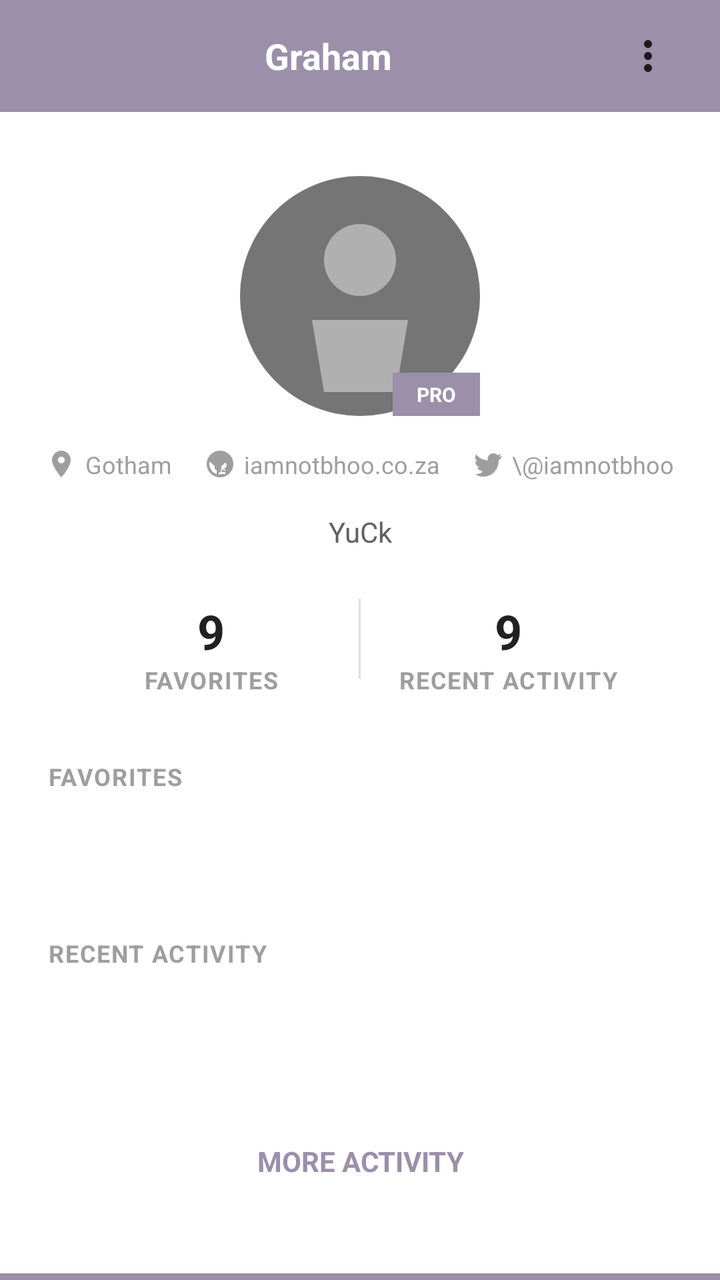
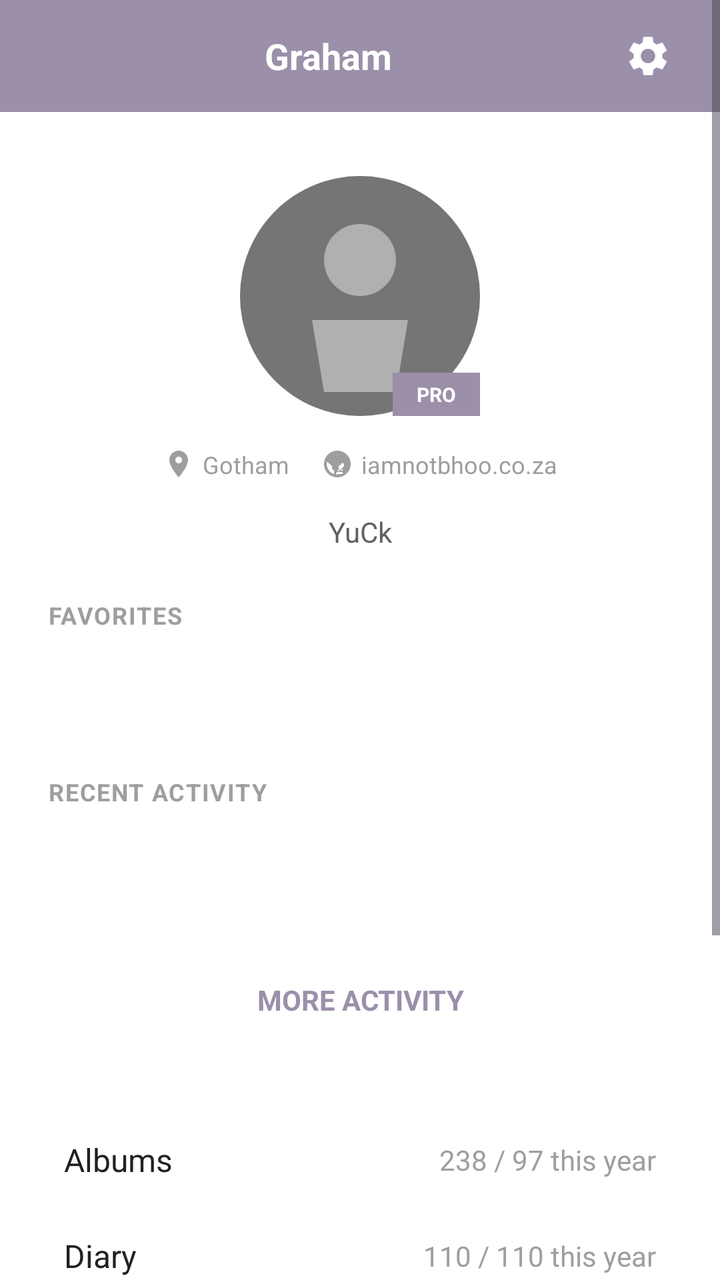

Screens rendered from an Android XML layout before and after an edit, with the pre-edit source and the edit as a unified diff.
<!-- AndroidManifest.xml: application theme Theme.MusicReviewApp -->
<!-- res/layout/fragment_profile.xml -->
<?xml version="1.0" encoding="utf-8"?>
<ScrollView xmlns:android="http://schemas.android.com/apk/res/android"
    xmlns:app="http://schemas.android.com/apk/res-auto"
    android:layout_width="match_parent"
    android:layout_height="match_parent"
    android:background="#9B8FAA"
    android:fillViewport="true">

    <LinearLayout
        android:layout_width="match_parent"
        android:layout_height="wrap_content"
        android:orientation="vertical"
        android:padding="0dp">

        
        <LinearLayout
            android:layout_width="match_parent"
            android:layout_height="56dp"
            android:orientation="horizontal"
            android:gravity="center_vertical"
            android:paddingStart="16dp"
            android:paddingEnd="16dp"
            android:background="#9B8FAA">


            <TextView
                android:id="@+id/header_username"
                android:layout_width="0dp"
                android:layout_height="wrap_content"
                android:layout_weight="1"
                android:text="Graham"
                android:textColor="@android:color/white"
                android:textSize="18sp"
                android:textStyle="bold"
                android:gravity="center"
                android:layout_marginStart="8dp" />

            <ImageView
                android:id="@+id/menu_button"
                android:layout_width="40dp"
                android:layout_height="40dp"
                android:src="@drawable/ic_more_vert"
                android:padding="8dp"
                android:contentDescription="Menu" />
        </LinearLayout>

        
        <LinearLayout
            android:layout_width="match_parent"
            android:layout_height="wrap_content"
            android:orientation="vertical"
            android:background="@android:color/white"
            android:paddingTop="32dp"
            android:paddingBottom="32dp">

            
            <FrameLayout
                android:layout_width="wrap_content"
                android:layout_height="wrap_content"
                android:layout_gravity="center_horizontal"
                android:layout_marginBottom="16dp">

                <ImageView
                    android:id="@+id/profile_image"
                    android:layout_width="120dp"
                    android:layout_height="120dp"
                    android:src="@drawable/placeholder_profile"
                    android:scaleType="centerCrop"
                    android:background="@drawable/circle_background" />

                <TextView
                    android:id="@+id/user_badge"
                    android:layout_width="wrap_content"
                    android:layout_height="wrap_content"
                    android:layout_gravity="bottom|end"
                    android:text="PRO"
                    android:textColor="@android:color/white"
                    android:background="#9B8FAA"
                    android:paddingStart="12dp"
                    android:paddingEnd="12dp"
                    android:paddingTop="4dp"
                    android:paddingBottom="4dp"
                    android:textSize="10sp"
                    android:textStyle="bold" />
            </FrameLayout>

            
            <LinearLayout
                android:layout_width="wrap_content"
                android:layout_height="wrap_content"
                android:layout_gravity="center_horizontal"
                android:orientation="horizontal"
                android:layout_marginBottom="16dp">

                <ImageView
                    android:layout_width="16dp"
                    android:layout_height="16dp"
                    android:src="@drawable/ic_location"
                    app:tint="#9E9E9E"
                    android:layout_marginEnd="4dp" />

                <TextView
                    android:id="@+id/user_location"
                    android:layout_width="wrap_content"
                    android:layout_height="wrap_content"
                    android:text="Gotham"
                    android:textColor="#9E9E9E"
                    android:textSize="12sp"
                    android:layout_marginEnd="16dp" />

                <ImageView
                    android:layout_width="16dp"
                    android:layout_height="16dp"
                    android:src="@drawable/ic_web"
                    app:tint="#9E9E9E"
                    android:layout_marginEnd="4dp" />

                <TextView
                    android:id="@+id/user_website"
                    android:layout_width="wrap_content"
                    android:layout_height="wrap_content"
                    android:text="iamnotbhoo.co.za"
                    android:textColor="#9E9E9E"
                    android:textSize="12sp"
                    android:layout_marginEnd="16dp" />

                <ImageView
                    android:layout_width="16dp"
                    android:layout_height="16dp"
                    android:src="@drawable/ic_twitter"
                    app:tint="#9E9E9E"
                    android:layout_marginEnd="4dp" />

                <TextView
                    android:id="@+id/user_twitter"
                    android:layout_width="wrap_content"
                    android:layout_height="wrap_content"
                    android:text="\@iamnotbhoo"
                    android:textColor="#9E9E9E"
                    android:textSize="12sp" />
            </LinearLayout>

            
            <TextView
                android:id="@+id/user_bio"
                android:layout_width="match_parent"
                android:layout_height="wrap_content"
                android:text="YuCk"
                android:textColor="#616161"
                android:textSize="14sp"
                android:gravity="center"
                android:lineSpacingExtra="4dp"
                android:paddingStart="32dp"
                android:paddingEnd="32dp"
                android:layout_marginBottom="24dp" />

            
            <LinearLayout
                android:layout_width="match_parent"
                android:layout_height="wrap_content"
                android:orientation="horizontal"
                android:paddingStart="32dp"
                android:paddingEnd="32dp"
                android:layout_marginBottom="32dp">

                <LinearLayout
                    android:layout_width="0dp"
                    android:layout_height="wrap_content"
                    android:layout_weight="1"
                    android:orientation="vertical"
                    android:gravity="center">

                    <TextView
                        android:id="@+id/favorites_count"
                        android:layout_width="wrap_content"
                        android:layout_height="wrap_content"
                        android:text="9"
                        android:textColor="#212121"
                        android:textSize="24sp"
                        android:textStyle="bold" />

                    <TextView
                        android:layout_width="wrap_content"
                        android:layout_height="wrap_content"
                        android:text="FAVORITES"
                        android:textColor="#9E9E9E"
                        android:textSize="12sp"
                        android:textStyle="bold"
                        android:letterSpacing="0.05" />
                </LinearLayout>

                <View
                    android:layout_width="1dp"
                    android:layout_height="40dp"
                    android:background="#E0E0E0" />

                <LinearLayout
                    android:layout_width="0dp"
                    android:layout_height="wrap_content"
                    android:layout_weight="1"
                    android:orientation="vertical"
                    android:gravity="center">

                    <TextView
                        android:id="@+id/recent_activity_count"
                        android:layout_width="wrap_content"
                        android:layout_height="wrap_content"
                        android:text="9"
                        android:textColor="#212121"
                        android:textSize="24sp"
                        android:textStyle="bold" />

                    <TextView
                        android:layout_width="wrap_content"
                        android:layout_height="wrap_content"
                        android:text="RECENT ACTIVITY"
                        android:textColor="#9E9E9E"
                        android:textSize="12sp"
                        android:textStyle="bold"
                        android:letterSpacing="0.05" />
                </LinearLayout>
            </LinearLayout>

            
            <TextView
                android:layout_width="match_parent"
                android:layout_height="wrap_content"
                android:text="FAVORITES"
                android:textColor="#9E9E9E"
                android:textSize="12sp"
                android:textStyle="bold"
                android:paddingStart="24dp"
                android:paddingEnd="24dp"
                android:layout_marginBottom="16dp"
                android:letterSpacing="0.05" />

            <androidx.recyclerview.widget.RecyclerView
                android:id="@+id/favorites_recycler"
                android:layout_width="match_parent"
                android:layout_height="wrap_content"
                android:paddingStart="16dp"
                android:paddingEnd="16dp"
                android:paddingTop="8dp"
                android:paddingBottom="16dp"
                android:clipToPadding="false" />

            
            <TextView
                android:layout_width="match_parent"
                android:layout_height="wrap_content"
                android:text="RECENT ACTIVITY"
                android:textColor="#9E9E9E"
                android:textSize="12sp"
                android:textStyle="bold"
                android:paddingStart="24dp"
                android:paddingEnd="24dp"
                android:layout_marginTop="32dp"
                android:layout_marginBottom="16dp"
                android:letterSpacing="0.05" />

            <androidx.recyclerview.widget.RecyclerView
                android:id="@+id/recent_activity_recycler"
                android:layout_width="match_parent"
                android:layout_height="wrap_content"
                android:paddingStart="16dp"
                android:paddingEnd="16dp"
                android:paddingTop="8dp"
                android:paddingBottom="16dp"
                android:clipToPadding="false" />

            
            <TextView
                android:id="@+id/more_activity_button"
                android:layout_width="match_parent"
                android:layout_height="48dp"
                android:text="MORE ACTIVITY"
                android:textColor="#9B8FAA"
                android:textSize="14sp"
                android:textStyle="bold"
                android:gravity="center"
                android:layout_marginStart="24dp"
                android:layout_marginEnd="24dp"
                android:layout_marginTop="32dp"
                android:background="?attr/selectableItemBackground"
                android:clickable="true"
                android:focusable="true" />
        </LinearLayout>
    </LinearLayout>
</ScrollView>
<!-- resources referenced by this layout -->
<resources>
  <!-- drawable circle_background (drawable) -->
  <?xml version="1.0" encoding="utf-8"?>
  <shape xmlns:android="http://schemas.android.com/apk/res/android"
      android:shape="oval">
      <solid android:color="#E0E0E0" />
  </shape>
  <!-- drawable ic_location (drawable) -->
  <vector xmlns:android="http://schemas.android.com/apk/res/android"
      android:width="24dp"
      android:height="24dp"
      android:viewportWidth="24"
      android:viewportHeight="24"
      android:tint="#9E9E9E">
      <path
          android:fillColor="@android:color/white"
          android:pathData="M12,2C8.13,2 5,5.13 5,9c0,5.25 7,13 7,13s7,-7.75 7,-13c0,-3.87 -3.13,-7 -7,-7zM12,11.5c-1.38,0 -2.5,-1.12 -2.5,-2.5s1.12,-2.5 2.5,-2.5 2.5,1.12 2.5,2.5 -1.12,2.5 -2.5,2.5z"/>
  </vector>
  <!-- drawable ic_more_vert (drawable) -->
  <vector xmlns:android="http://schemas.android.com/apk/res/android"
      android:width="24dp"
      android:height="24dp"
      android:viewportWidth="24"
      android:viewportHeight="24"
      android:tint="?attr/colorOnSurface">
      <path
          android:fillColor="@android:color/white"
          android:pathData="M12,8c1.1,0 2,-0.9 2,-2s-0.9,-2 -2,-2 -2,0.9 -2,2 0.9,2 2,2zM12,10c-1.1,0 -2,0.9 -2,2s0.9,2 2,2 2,-0.9 2,-2 -0.9,-2 -2,-2zM12,16c-1.1,0 -2,0.9 -2,2s0.9,2 2,2 2,-0.9 2,-2 -0.9,-2 -2,-2z"/>
  </vector>
  <!-- drawable ic_twitter (drawable) -->
  <vector xmlns:android="http://schemas.android.com/apk/res/android"
      android:width="24dp"
      android:height="24dp"
      android:viewportWidth="24"
      android:viewportHeight="24"
      android:tint="#9E9E9E">
      <path
          android:fillColor="@android:color/white"
          android:pathData="M22.46,6c-0.77,0.35 -1.6,0.58 -2.46,0.69c0.88,-0.53 1.56,-1.37 1.88,-2.38c-0.83,0.5 -1.75,0.85 -2.72,1.05C18.37,4.5 17.26,4 16,4c-2.35,0 -4.27,1.92 -4.27,4.29c0,0.34 0.04,0.67 0.11,0.98C8.28,9.09 5.11,7.38 3,4.79c-0.37,0.63 -0.58,1.37 -0.58,2.15c0,1.49 0.75,2.81 1.91,3.56c-0.71,0 -1.37,-0.2 -1.95,-0.5v0.03c0,2.08 1.48,3.82 3.44,4.21c-0.36,0.1 -0.74,0.15 -1.13,0.15c-0.27,0 -0.54,-0.03 -0.8,-0.08c0.54,1.69 2.11,2.95 4,2.98C7.62,18.63 5.81,19.34 3.83,19.34c-0.34,0 -0.68,-0.02 -1.02,-0.06C3.69,20.77 5.87,21.5 8.29,21.5c7.55,0 11.68,-6.25 11.68,-11.68c0,-0.18 0,-0.36 -0.01,-0.54c0.8,-0.57 1.5,-1.3 2.05,-2.13L22.46,6z"/>
  </vector>
  <!-- drawable placeholder_profile (drawable) -->
  <?xml version="1.0" encoding="utf-8"?>
  <vector xmlns:android="http://schemas.android.com/apk/res/android"
      android:width="100dp"
      android:height="100dp"
      android:viewportWidth="100"
      android:viewportHeight="100">
  
      
      <path
          android:fillColor="@color/grey_600"
          android:pathData="M50,0A50,50 0,1 1,50 100A50,50 0,1 1,50 0Z" />
  
      
      <path
          android:fillColor="@color/grey_400"
          android:pathData="M50,20A15,15 0,1 1,50 50A15,15 0,1 1,50 20Z" />
  
      
      <path
          android:fillColor="@color/grey_400"
          android:pathData="M30,60L70,60L65,90L35,90Z" />
  
  </vector>
  <style name="Theme.MusicReviewApp" parent="Base.Theme.MusicReviewApp" />
  <color name="grey_600">#FF757575</color>
  <color name="grey_400">#FFB0B0B0</color>
  <style name="Base.Theme.MusicReviewApp" parent="Theme.Material3.DayNight">
          <item name="colorPrimary">@color/purple_500</item>
          <item name="colorPrimaryVariant">@color/purple_700</item>
          <item name="colorOnPrimary">@color/white</item>
          
      </style>
  <color name="purple_500">#FF6200EE</color>
  <color name="purple_700">#FF3700B3</color>
  <color name="white">#FFFFFFFF</color>
  <!-- unchanged entries left out for length: 1 -->
</resources>

<!-- the commit's change to res/layout/fragment_profile.xml (unified diff, before → after) -->
@@ -22,7 +22,6 @@
             android:paddingEnd="16dp"
             android:background="#9B8FAA">
 
-
             <TextView
                 android:id="@+id/header_username"
                 android:layout_width="0dp"
@@ -36,12 +35,12 @@
                 android:layout_marginStart="8dp" />
 
             <ImageView
-                android:id="@+id/menu_button"
+                android:id="@+id/settings_button"
                 android:layout_width="40dp"
                 android:layout_height="40dp"
-                android:src="@drawable/ic_more_vert"
+                android:src="@drawable/ic_settings"
                 android:padding="8dp"
-                android:contentDescription="Menu" />
+                android:contentDescription="Settings" />
         </LinearLayout>
 
         
@@ -66,7 +65,9 @@
                     android:layout_height="120dp"
                     android:src="@drawable/placeholder_profile"
                     android:scaleType="centerCrop"
-                    android:background="@drawable/circle_background" />
+                    android:background="@drawable/circle_background"
+                    android:clickable="true"
+                    android:focusable="true" />
 
                 <TextView
                     android:id="@+id/user_badge"
@@ -121,22 +122,6 @@
                     android:layout_height="wrap_content"
                     android:text="iamnotbhoo.co.za"
                     android:textColor="#9E9E9E"
-                    android:textSize="12sp"
-                    android:layout_marginEnd="16dp" />
-
-                <ImageView
-                    android:layout_width="16dp"
-                    android:layout_height="16dp"
-                    android:src="@drawable/ic_twitter"
-                    app:tint="#9E9E9E"
-                    android:layout_marginEnd="4dp" />
-
-                <TextView
-                    android:id="@+id/user_twitter"
-                    android:layout_width="wrap_content"
-                    android:layout_height="wrap_content"
-                    android:text="\@iamnotbhoo"
-                    android:textColor="#9E9E9E"
                     android:textSize="12sp" />
             </LinearLayout>
 
@@ -153,73 +138,6 @@
                 android:paddingStart="32dp"
                 android:paddingEnd="32dp"
                 android:layout_marginBottom="24dp" />
-
-            
-            <LinearLayout
-                android:layout_width="match_parent"
-                android:layout_height="wrap_content"
-                android:orientation="horizontal"
-                android:paddingStart="32dp"
-                android:paddingEnd="32dp"
-                android:layout_marginBottom="32dp">
-
-                <LinearLayout
-                    android:layout_width="0dp"
-                    android:layout_height="wrap_content"
-                    android:layout_weight="1"
-                    android:orientation="vertical"
-                    android:gravity="center">
-
-                    <TextView
-                        android:id="@+id/favorites_count"
-                        android:layout_width="wrap_content"
-                        android:layout_height="wrap_content"
-                        android:text="9"
-                        android:textColor="#212121"
-                        android:textSize="24sp"
-                        android:textStyle="bold" />
-
-                    <TextView
-                        android:layout_width="wrap_content"
-                        android:layout_height="wrap_content"
-                        android:text="FAVORITES"
-                        android:textColor="#9E9E9E"
-                        android:textSize="12sp"
-                        android:textStyle="bold"
-                        android:letterSpacing="0.05" />
-                </LinearLayout>
-
-                <View
-                    android:layout_width="1dp"
-                    android:layout_height="40dp"
-                    android:background="#E0E0E0" />
-
-                <LinearLayout
-                    android:layout_width="0dp"
-                    android:layout_height="wrap_content"
-                    android:layout_weight="1"
-                    android:orientation="vertical"
-                    android:gravity="center">
-
-                    <TextView
-                        android:id="@+id/recent_activity_count"
-                        android:layout_width="wrap_content"
-                        android:layout_height="wrap_content"
-                        android:text="9"
-                        android:textColor="#212121"
-                        android:textSize="24sp"
-                        android:textStyle="bold" />
-
-                    <TextView
-                        android:layout_width="wrap_content"
-                        android:layout_height="wrap_content"
-                        android:text="RECENT ACTIVITY"
-                        android:textColor="#9E9E9E"
-                        android:textSize="12sp"
-                        android:textStyle="bold"
-                        android:letterSpacing="0.05" />
-                </LinearLayout>
-            </LinearLayout>
 
             
             <TextView
@@ -285,5 +203,196 @@
                 android:clickable="true"
                 android:focusable="true" />
         </LinearLayout>
+
+        
+        <LinearLayout
+            android:layout_width="match_parent"
+            android:layout_height="wrap_content"
+            android:orientation="vertical"
+            android:paddingStart="24dp"
+            android:paddingEnd="24dp"
+            android:layout_marginBottom="32dp"
+            android:background="@android:color/white">
+
+            
+            <LinearLayout
+                android:id="@+id/albums_row"
+                android:layout_width="match_parent"
+                android:layout_height="48dp"
+                android:orientation="horizontal"
+                android:gravity="center_vertical"
+                android:background="?attr/selectableItemBackground"
+                android:clickable="true"
+                android:focusable="true"
+                android:paddingStart="8dp"
+                android:paddingEnd="8dp">
+
+                <TextView
+                    android:layout_width="0dp"
+                    android:layout_height="wrap_content"
+                    android:layout_weight="1"
+                    android:text="Albums"
+                    android:textColor="#212121"
+                    android:textSize="16sp" />
+
+                <TextView
+                    android:id="@+id/albums_count"
+                    android:layout_width="wrap_content"
+                    android:layout_height="wrap_content"
+                    android:text="238 / 97 this year"
+                    android:textColor="#9E9E9E"
+                    android:textSize="14sp" />
+            </LinearLayout>
+
+            
+            <LinearLayout
+                android:id="@+id/diary_row"
+                android:layout_width="match_parent"
+                android:layout_height="48dp"
+                android:orientation="horizontal"
+                android:gravity="center_vertical"
+                android:background="?attr/selectableItemBackground"
+                android:clickable="true"
+                android:focusable="true"
+                android:paddingStart="8dp"
+                android:paddingEnd="8dp">
+
+                <TextView
+                    android:layout_width="0dp"
+                    android:layout_height="wrap_content"
+                    android:layout_weight="1"
+                    android:text="Diary"
+                    android:textColor="#212121"
+                    android:textSize="16sp" />
+
+                <TextView
+                    android:id="@+id/diary_count"
+                    android:layout_width="wrap_content"
+                    android:layout_height="wrap_content"
+                    android:text="110 / 110 this year"
+                    android:textColor="#9E9E9E"
+                    android:textSize="14sp" />
+            </LinearLayout>
+
+            
+            <LinearLayout
+                android:id="@+id/reviews_row"
+                android:layout_width="match_parent"
+                android:layout_height="48dp"
+                android:orientation="horizontal"
+                android:gravity="center_vertical"
+                android:background="?attr/selectableItemBackground"
+                android:clickable="true"
+                android:focusable="true"
+                android:paddingStart="8dp"
+                android:paddingEnd="8dp">
+
+                <TextView
+                    android:layout_width="0dp"
+                    android:layout_height="wrap_content"
+                    android:layout_weight="1"
+                    android:text="Reviews"
+                    android:textColor="#212121"
+                    android:textSize="16sp" />
+
+                <TextView
+                    android:id="@+id/reviews_count"
+                    android:layout_width="wrap_content"
+                    android:layout_height="wrap_content"
+                    android:text="84"
+                    android:textColor="#9E9E9E"
+                    android:textSize="14sp" />
+            </LinearLayout>
+
+            
+            <LinearLayout
+                android:id="@+id/lists_row"
+                android:layout_width="match_parent"
+                android:layout_height="48dp"
+                android:orientation="horizontal"
+                android:gravity="center_vertical"
+                android:background="?attr/selectableItemBackground"
+                android:clickable="true"
+                android:focusable="true"
+                android:paddingStart="8dp"
+                android:paddingEnd="8dp">
+
+                <TextView
+                    android:layout_width="0dp"
+                    android:layout_height="wrap_content"
+                    android:layout_weight="1"
+                    android:text="Lists"
+                    android:textColor="#212121"
+                    android:textSize="16sp" />
+
+                <TextView
+                    android:id="@+id/lists_count"
+                    android:layout_width="wrap_content"
+                    android:layout_height="wrap_content"
+                    android:text="2"
+                    android:textColor="#9E9E9E"
+                    android:textSize="14sp" />
+            </LinearLayout>
+
+            
+            <LinearLayout
+                android:id="@+id/playlists_row"
+                android:layout_width="match_parent"
+                android:layout_height="48dp"
+                android:orientation="horizontal"
+                android:gravity="center_vertical"
+                android:background="?attr/selectableItemBackground"
+                android:clickable="true"
+                android:focusable="true"
+                android:paddingStart="8dp"
+                android:paddingEnd="8dp">
+
+                <TextView
+                    android:layout_width="0dp"
+                    android:layout_height="wrap_content"
+                    android:layout_weight="1"
+                    android:text="Playlist"
+                    android:textColor="#212121"
+                    android:textSize="16sp" />
+
+                <TextView
+                    android:id="@+id/playlists_count"
+                    android:layout_width="wrap_content"
+                    android:layout_height="wrap_content"
+                    android:text="324"
+                    android:textColor="#9E9E9E"
+                    android:textSize="14sp" />
+            </LinearLayout>
+
+            
+            <LinearLayout
+                android:id="@+id/likes_row"
+                android:layout_width="match_parent"
+                android:layout_height="48dp"
+                android:orientation="horizontal"
+                android:gravity="center_vertical"
+                android:background="?attr/selectableItemBackground"
+                android:clickable="true"
+                android:focusable="true"
+                android:paddingStart="8dp"
+                android:paddingEnd="8dp">
+
+                <TextView
+                    android:layout_width="0dp"
+                    android:layout_height="wrap_content"
+                    android:layout_weight="1"
+                    android:text="Likes"
+                    android:textColor="#212121"
+                    android:textSize="16sp" />
+
+                <TextView
+                    android:id="@+id/likes_count"
+                    android:layout_width="wrap_content"
+                    android:layout_height="wrap_content"
+                    android:text="520"
+                    android:textColor="#9E9E9E"
+                    android:textSize="14sp" />
+            </LinearLayout>
+        </LinearLayout>
     </LinearLayout>
 </ScrollView>
<!-- resource entries referenced after the edit -->
@@ -17,27 +17,15 @@
           android:fillColor="@android:color/white"
           android:pathData="M12,2C8.13,2 5,5.13 5,9c0,5.25 7,13 7,13s7,-7.75 7,-13c0,-3.87 -3.13,-7 -7,-7zM12,11.5c-1.38,0 -2.5,-1.12 -2.5,-2.5s1.12,-2.5 2.5,-2.5 2.5,1.12 2.5,2.5 -1.12,2.5 -2.5,2.5z"/>
   </vector>
-  <!-- drawable ic_more_vert (drawable) -->
+  <!-- drawable ic_settings (drawable) -->
   <vector xmlns:android="http://schemas.android.com/apk/res/android"
       android:width="24dp"
       android:height="24dp"
       android:viewportWidth="24"
-      android:viewportHeight="24"
-      android:tint="?attr/colorOnSurface">
+      android:viewportHeight="24">
       <path
           android:fillColor="@android:color/white"
-          android:pathData="M12,8c1.1,0 2,-0.9 2,-2s-0.9,-2 -2,-2 -2,0.9 -2,2 0.9,2 2,2zM12,10c-1.1,0 -2,0.9 -2,2s0.9,2 2,2 2,-0.9 2,-2 -0.9,-2 -2,-2zM12,16c-1.1,0 -2,0.9 -2,2s0.9,2 2,2 2,-0.9 2,-2 -0.9,-2 -2,-2z"/>
-  </vector>
-  <!-- drawable ic_twitter (drawable) -->
-  <vector xmlns:android="http://schemas.android.com/apk/res/android"
-      android:width="24dp"
-      android:height="24dp"
-      android:viewportWidth="24"
-      android:viewportHeight="24"
-      android:tint="#9E9E9E">
-      <path
-          android:fillColor="@android:color/white"
-          android:pathData="M22.46,6c-0.77,0.35 -1.6,0.58 -2.46,0.69c0.88,-0.53 1.56,-1.37 1.88,-2.38c-0.83,0.5 -1.75,0.85 -2.72,1.05C18.37,4.5 17.26,4 16,4c-2.35,0 -4.27,1.92 -4.27,4.29c0,0.34 0.04,0.67 0.11,0.98C8.28,9.09 5.11,7.38 3,4.79c-0.37,0.63 -0.58,1.37 -0.58,2.15c0,1.49 0.75,2.81 1.91,3.56c-0.71,0 -1.37,-0.2 -1.95,-0.5v0.03c0,2.08 1.48,3.82 3.44,4.21c-0.36,0.1 -0.74,0.15 -1.13,0.15c-0.27,0 -0.54,-0.03 -0.8,-0.08c0.54,1.69 2.11,2.95 4,2.98C7.62,18.63 5.81,19.34 3.83,19.34c-0.34,0 -0.68,-0.02 -1.02,-0.06C3.69,20.77 5.87,21.5 8.29,21.5c7.55,0 11.68,-6.25 11.68,-11.68c0,-0.18 0,-0.36 -0.01,-0.54c0.8,-0.57 1.5,-1.3 2.05,-2.13L22.46,6z"/>
+          android:pathData="M19.14,12.94c0.04,-0.3 0.06,-0.61 0.06,-0.94c0,-0.32 -0.02,-0.64 -0.07,-0.94l2.03,-1.58c0.18,-0.14 0.23,-0.41 0.12,-0.61l-1.92,-3.32c-0.12,-0.22 -0.37,-0.29 -0.59,-0.22l-2.39,0.96c-0.5,-0.38 -1.03,-0.7 -1.62,-0.94L14.4,2.81c-0.04,-0.24 -0.24,-0.41 -0.48,-0.41h-3.84c-0.24,0 -0.43,0.17 -0.47,0.41L9.25,5.35C8.66,5.59 8.12,5.92 7.63,6.29L5.24,5.33c-0.22,-0.08 -0.47,0 -0.59,0.22L2.74,8.87C2.62,9.08 2.66,9.34 2.86,9.48l2.03,1.58C4.84,11.36 4.82,11.69 4.82,12s0.02,0.64 0.07,0.94l-2.03,1.58c-0.18,0.14 -0.23,0.41 -0.12,0.61l1.92,3.32c0.12,0.22 0.37,0.29 0.59,0.22l2.39,-0.96c0.5,0.38 1.03,0.7 1.62,0.94l0.36,2.54c0.05,0.24 0.24,0.41 0.48,0.41h3.84c0.24,0 0.44,-0.17 0.47,-0.41l0.36,-2.54c0.59,-0.24 1.13,-0.56 1.62,-0.94l2.39,0.96c0.22,0.08 0.47,0 0.59,-0.22l1.92,-3.32c0.12,-0.22 0.07,-0.47 -0.12,-0.61L19.14,12.94zM12,15.6c-1.98,0 -3.6,-1.62 -3.6,-3.6s1.62,-3.6 3.6,-3.6s3.6,1.62 3.6,3.6S13.98,15.6 12,15.6z"/>
   </vector>
   <!-- drawable placeholder_profile (drawable) -->
   <?xml version="1.0" encoding="utf-8"?>
